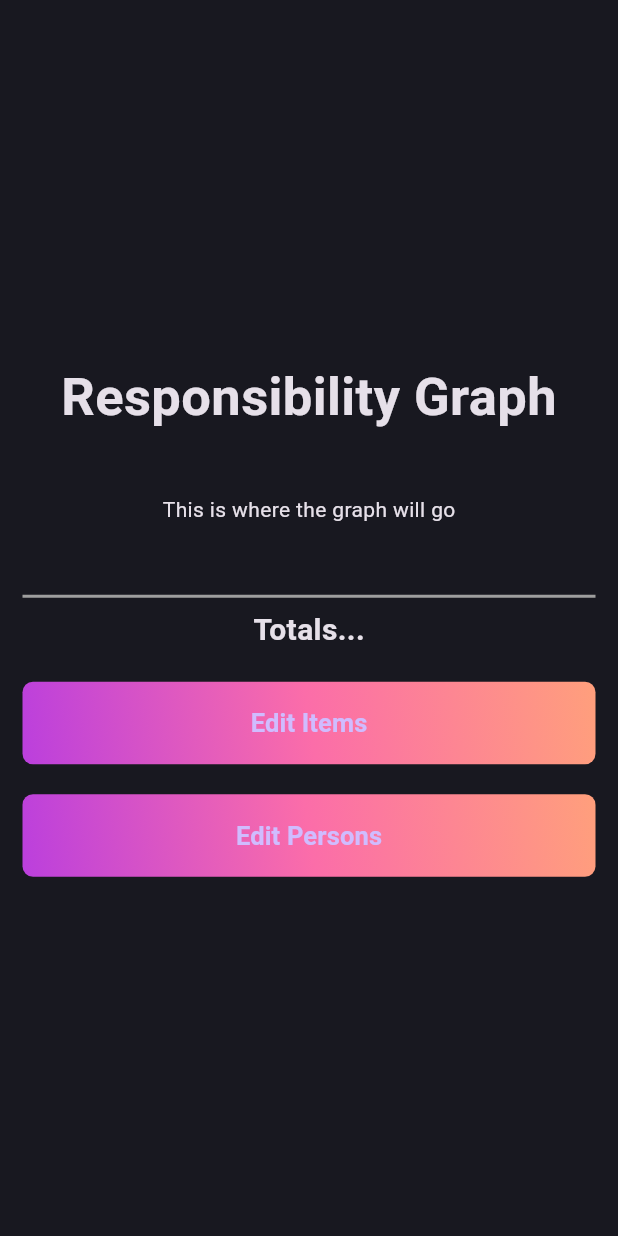
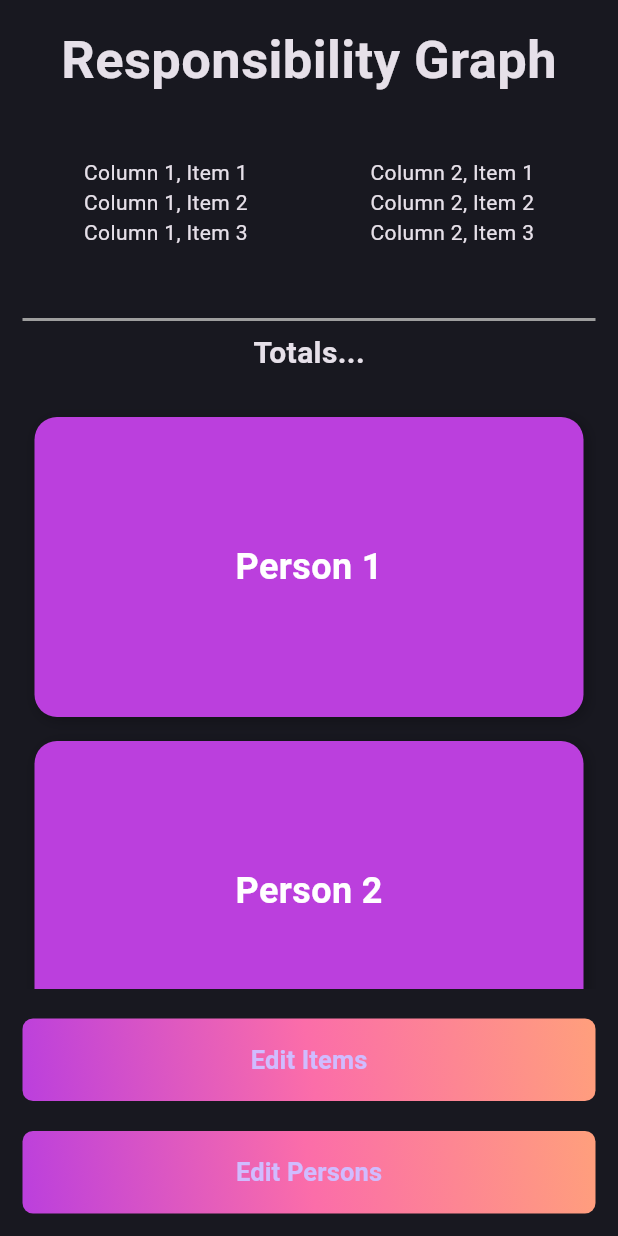
Before and after one commit to pabsromo/money_matcher, a Flutter app: the screen it shows after launch, on a phone screen of 412 x 824 dp. Run offline on Flutter 3.47's test engine with Material 3 defaults, Android fonts, the phone set to English and light mode, and no system bars.

Commit message:
Added more to basic bones and some classes for draggable boxes for responsibility graph

```diff
--- a/lib/features/presentation/summary/pages/summary_page.dart
+++ b/lib/features/presentation/summary/pages/summary_page.dart
@@ -1,8 +1,10 @@
 import 'package:flutter/material.dart';
+import 'package:money_matcher/core/theme/app_pallete.dart';
 import 'package:money_matcher/features/presentation/edit/widgets/edit_gradient_button.dart';
 
 import '../../edit/pages/item_page.dart';
 import '../../edit/pages/person_page.dart';
+import '../widgets/summary_card.dart';
 
 class SummaryPage extends StatefulWidget {
   static route() => MaterialPageRoute(
@@ -15,6 +17,8 @@
 }
 
 class _SummaryPageState extends State<SummaryPage> {
+  List<String> nums = ['1', '2', '3'];
+
   @override
   Widget build(BuildContext context) {
     return Scaffold(
@@ -28,7 +32,33 @@
               fontWeight: FontWeight.bold,
             ),),
             const SizedBox(height: 40,),
-            const Text('This is where the graph will go'),
+            const Row(
+              children: [
+                // First Column
+                Expanded(
+                  child: Column(
+                    mainAxisAlignment: MainAxisAlignment.start, // Adjust alignment as needed
+                    children: [
+                      Text("Column 1, Item 1"),
+                      Text("Column 1, Item 2"),
+                      Text("Column 1, Item 3"),
+                    ],
+                  ),
+                ),
+
+                // Second Column
+                Expanded(
+                  child: Column(
+                    mainAxisAlignment: MainAxisAlignment.start,
+                    children: [
+                      Text("Column 2, Item 1"),
+                      Text("Column 2, Item 2"),
+                      Text("Column 2, Item 3"),
+                    ],
+                  ),
+                ),
+              ],
+            ),
             const SizedBox(height: 40,),
             Container(
               width: double.infinity, // Full width
@@ -42,6 +72,25 @@
               fontWeight: FontWeight.bold,
             )),
             const SizedBox(height: 20),
+            Expanded(
+              child: ListView.builder(
+                shrinkWrap: true, // Prevents unnecessary space usage
+                itemCount: nums.length,
+                itemBuilder: (context, index) {
+                  final p = nums[index];
+                  return Padding(
+                    padding: const EdgeInsets.all(8.0),
+                    child: SizedBox(
+                      child: SummaryCard(
+                        title: 'Person $p',
+                        color: AppPallete.gradient1,
+                      ),
+                    ),
+                  );
+                },
+              ),
+            ),
+            const SizedBox(height: 20,),
             EditGradientButton(
               buttonText: 'Edit Items',
               onPressed: () {
--- /dev/null
+++ b/lib/features/presentation/summary/widgets/summary_card.dart
@@ -0,0 +1,41 @@
+import 'package:flutter/material.dart';
+
+class SummaryCard extends StatelessWidget {
+  final String title;
+  final Color color;
+
+  const SummaryCard({
+    super.key,
+    required this.title,
+    required this.color,
+  });
+
+  @override
+  Widget build(BuildContext context) {
+    return Container(
+      height: 200,
+      padding: EdgeInsets.all(16),
+      decoration: BoxDecoration(
+        color: color,
+        borderRadius: BorderRadius.circular(15),
+        boxShadow: [
+          BoxShadow(
+            color: Colors.black26,
+            blurRadius: 8,
+            offset: Offset(2, 2),
+          ),
+        ],
+      ),
+      child: Center(
+        child: Text(
+          title,
+          style: TextStyle(
+            color: Colors.white,
+            fontSize: 24,
+            fontWeight: FontWeight.bold,
+          ),
+        ),
+      ),
+    );
+  }
+}
```
Also changed, not shown: lib/features/domain/entities/BoxLink.dart (added, +8 -0 lines), lib/features/presentation/summary/widgets/custom_painter.dart (added, +26 -0 lines), lib/features/presentation/summary/widgets/draggable_box.dart (added, +34 -0 lines).
